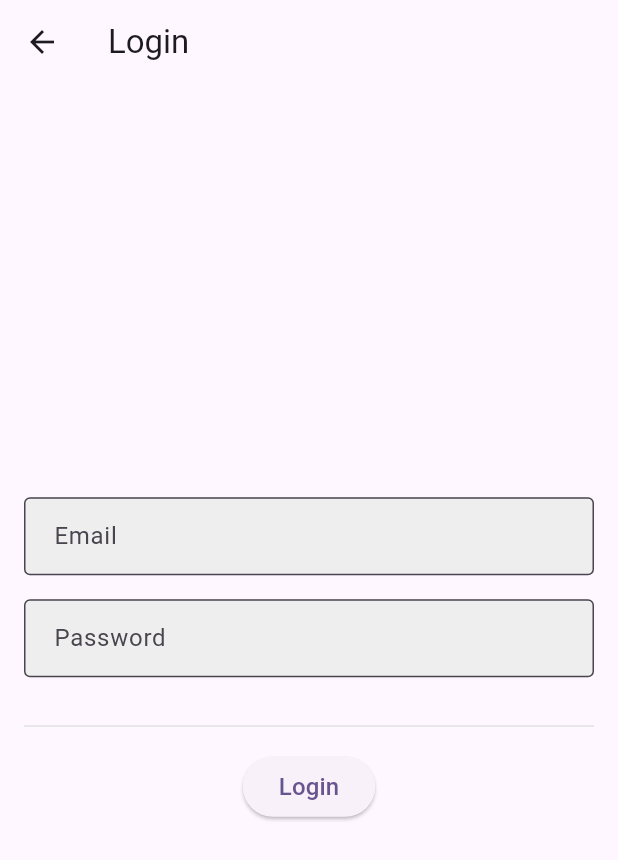
After one commit to Adrienraynaudd/Meowdical, a Flutter app: the LoginPage screen opened directly, on a phone screen of 412 x 824 dp. The commit adds this screen. Shown: the top 860 px of the screen. Run offline on Flutter 3.47's test engine with Material 3 defaults, Android fonts, the phone set to English and light mode, and no system bars; our stand-ins replace firebase_auth, firebase_core; accounts and stored records are empty; network calls fail.

Commit message:
login/connexion

```diff
--- /dev/null
+++ b/meowdical/lib/Auth/Login.dart
@@ -0,0 +1,98 @@
+import 'package:firebase_auth/firebase_auth.dart';
+import 'package:flutter/material.dart';
+
+class LoginPage extends StatefulWidget {
+  const LoginPage({Key? key}) : super(key: key);
+
+  @override
+  _LoginPageState createState() => _LoginPageState();
+}
+
+class _LoginPageState extends State<LoginPage> {
+  final FirebaseAuth _auth = FirebaseAuth.instance;
+  final TextEditingController _emailController = TextEditingController();
+  final TextEditingController _passwordController = TextEditingController();
+  String? _errorMessage;
+
+  void _signIn() async {
+    try {
+      await _auth.signInWithEmailAndPassword(
+        email: _emailController.text,
+        password: _passwordController.text,
+      );
+      Navigator.popAndPushNamed(context, '/');
+    } on FirebaseAuthException catch (e) {
+      print('Error during login: ${e.message}, Code: ${e.code}');
+      setState(() {
+        _errorMessage = e.message;
+      });
+    } catch (e) {
+      print('Unexpected error during login: $e');
+    }
+  }
+
+  @override
+  Widget build(BuildContext context) {
+    return Scaffold(
+      appBar: AppBar(
+        title: const Text('Login'),
+      ),
+      body: Padding(
+        padding: const EdgeInsets.all(16.0),
+        child: Column(
+          mainAxisAlignment: MainAxisAlignment.center,
+          children: [
+            Container(
+              margin: const EdgeInsets.only(bottom: 16.0),
+              child: TextField(
+                controller: _emailController,
+                decoration: InputDecoration(
+                  labelText: 'Email',
+                  border: OutlineInputBorder(),
+                  filled: true,
+                  fillColor: Colors.grey[200],
+                  contentPadding: const EdgeInsets.symmetric(
+                      vertical: 14.0, horizontal: 16.0),
+                ),
+                keyboardType: TextInputType.emailAddress,
+              ),
+            ),
+            Container(
+              margin: const EdgeInsets.only(bottom: 16.0),
+              child: TextField(
+                controller: _passwordController,
+                decoration: InputDecoration(
+                  labelText: 'Password',
+                  border: OutlineInputBorder(),
+                  filled: true,
+                  fillColor: Colors.grey[200],
+                  contentPadding: const EdgeInsets.symmetric(
+                      vertical: 14.0, horizontal: 16.0),
+                ),
+                obscureText: true,
+              ),
+            ),
+            Container(
+              width: double.infinity,
+              height: 1,
+              color: Colors.grey[300],
+              margin: const EdgeInsets.symmetric(vertical: 16.0),
+            ),
+            ElevatedButton(
+              onPressed: _signIn,
+              child: const Text('Login', style: TextStyle(fontSize: 16.0)),
+            ),
+            if (_errorMessage != null)
+              Padding(
+                padding: const EdgeInsets.only(top: 8.0),
+                child: Text(
+                  _errorMessage!,
+                  style: const TextStyle(color: Colors.red),
+                ),
+              ),
+          ],
+        ),
+      ),
+    );
+  }
+}
--- a/meowdical/pubspec.yaml
+++ b/meowdical/pubspec.yaml
@@ -35,6 +35,8 @@ dependencies:
   # The following adds the Cupertino Icons font to your application.
   # Use with the CupertinoIcons class for iOS style icons.
   cupertino_icons: ^1.0.2
+  firebase_core: ^2.24.2
+  firebase_auth: ^4.15.2
 
 dev_dependencies:
   flutter_test:
```
Also changed, not shown: meowdical/lib/Auth/Register.dart (added, +96 -0 lines), meowdical/lib/main.dart (+7 -53 lines), meowdical/lib/firebase_options.dart (added), meowdical/pubspec.lock, 8 other files.
